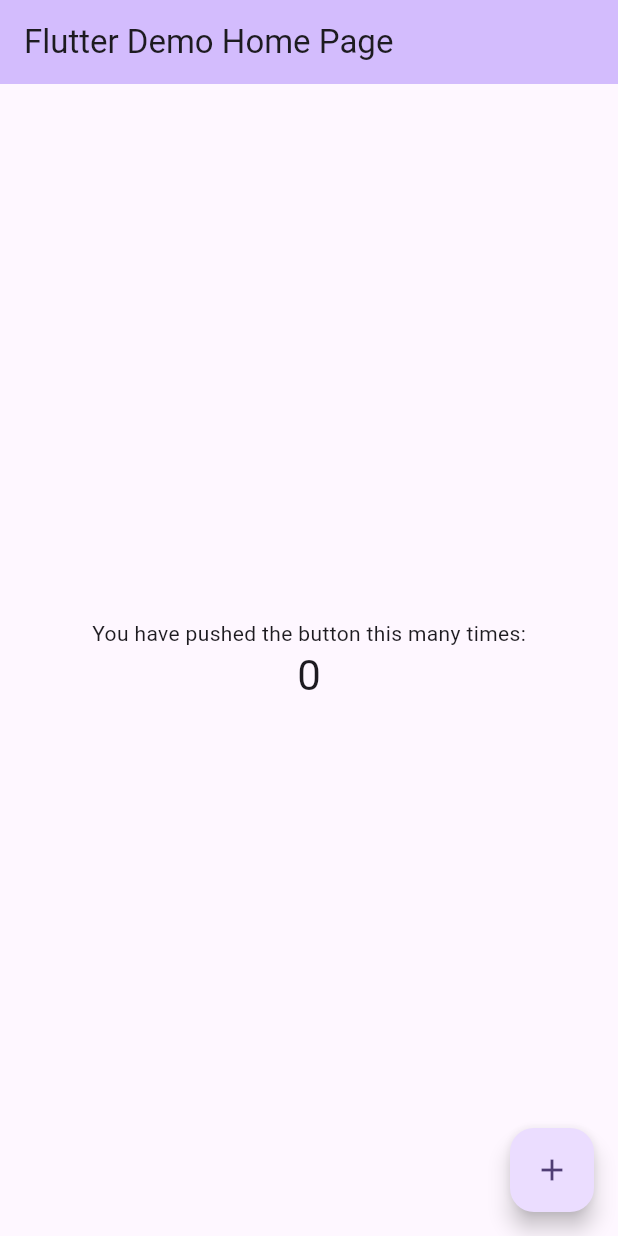
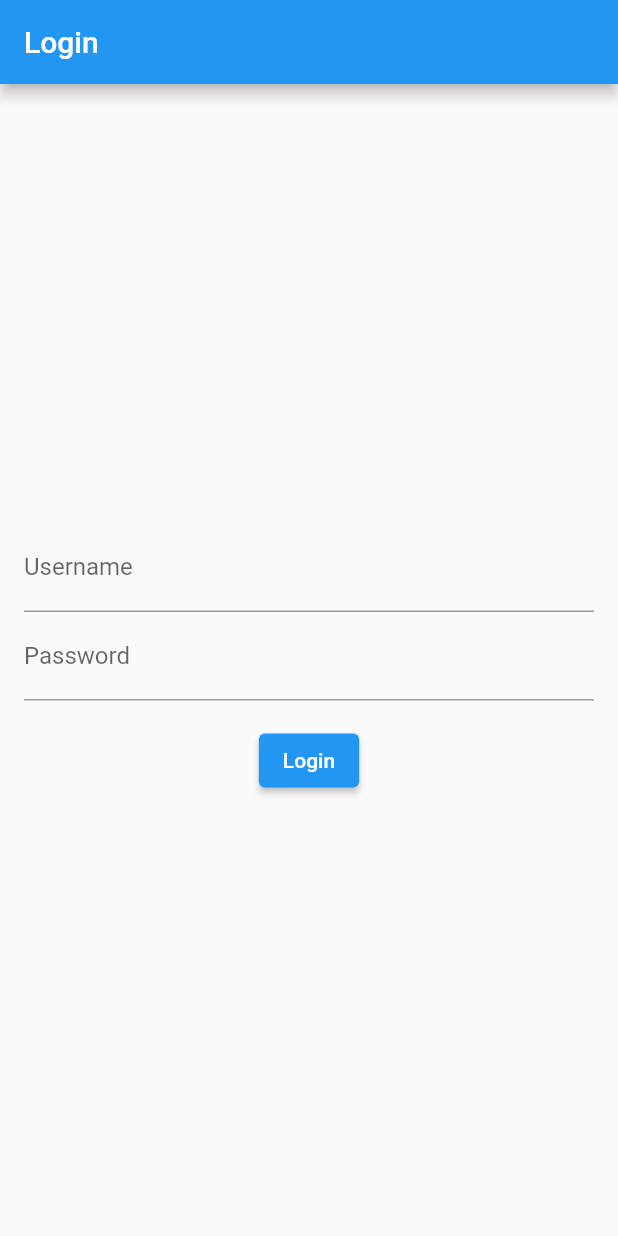
Before and after one commit to tsounguc/integration_test, a Flutter app: the screen it shows after launch, on a phone screen of 412 x 824 dp. Run offline on Flutter 3.47's test engine with Material 2 defaults, Android fonts, the phone set to English and light mode, and no system bars.

Commit message:
initial code

```diff
--- /dev/null
+++ b/lib/login_screen.dart
@@ -0,0 +1,86 @@
+import 'package:flutter/material.dart';
+import 'package:integration_test/home_screen.dart';
+
+class LoginPage extends StatefulWidget {
+  const LoginPage({super.key});
+
+  @override
+  State<LoginPage> createState() => _LoginPageState();
+}
+
+class _LoginPageState extends State<LoginPage> {
+  final _usernameController = TextEditingController();
+  final _passwordController = TextEditingController();
+
+  void _login() {
+    // Validate login credentials and navigate to home screen if valid
+    if (_usernameController.text == 'username' &&
+        _passwordController.text == 'password') {
+      Navigator.pushReplacement(
+        context,
+        MaterialPageRoute(
+          builder: (context) => const HomeScreen(),
+        ),
+      );
+    } else {
+      // Show error message if credentials are invalid
+      showDialog(
+        context: context,
+        builder: (BuildContext context) {
+          return AlertDialog(
+            title: const Text('Error'),
+            content: const Text('Invalid username or password'),
+            actions: [
+              TextButton(
+                onPressed: () => Navigator.pop(context),
+                child: const Text('OK'),
+              ),
+            ],
+          );
+        },
+      );
+    }
+  }
+
+  @override
+  void dispose() {
+    super.dispose();
+    _usernameController.dispose();
+    _passwordController.dispose();
+  }
+
+  @override
+  Widget build(BuildContext context) {
+    return Scaffold(
+      appBar: AppBar(
+        title: const Text('Login'),
+      ),
+      body: Padding(
+        padding: const EdgeInsets.all(16.0),
+        child: Column(
+          mainAxisAlignment: MainAxisAlignment.center,
+          children: [
+            TextFormField(
+              controller: _usernameController,
+              decoration: const InputDecoration(
+                labelText: 'Username',
+              ),
+            ),
+            TextFormField(
+              controller: _passwordController,
+              obscureText: true,
+              decoration: const InputDecoration(
+                labelText: 'Password',
+              ),
+            ),
+            const SizedBox(height: 16.0),
+            ElevatedButton(
+              onPressed: _login,
+              child: const Text('Login'),
+            ),
+          ],
+        ),
+      ),
+    );
+  }
+}
--- a/lib/main.dart
+++ b/lib/main.dart
@@ -1,4 +1,5 @@
 import 'package:flutter/material.dart';
+import 'package:integration_test/login_screen.dart';
 
 void main() {
   runApp(const MyApp());
@@ -7,119 +8,14 @@ void main() {
 class MyApp extends StatelessWidget {
   const MyApp({super.key});
 
-  // This widget is the root of your application.
   @override
   Widget build(BuildContext context) {
     return MaterialApp(
-      title: 'Flutter Demo',
+      title: 'Form Example',
       theme: ThemeData(
-        // This is the theme of your application.
-        //
-        // TRY THIS: Try running your application with "flutter run". You'll see
-        // the application has a blue toolbar. Then, without quitting the app,
-        // try changing the seedColor in the colorScheme below to Colors.green
-        // and then invoke "hot reload" (save your changes or press the "hot
-        // reload" button in a Flutter-supported IDE, or press "r" if you used
-        // the command line to start the app).
-        //
-        // Notice that the counter didn't reset back to zero; the application
-        // state is not lost during the reload. To reset the state, use hot
-        // restart instead.
-        //
-        // This works for code too, not just values: Most code changes can be
-        // tested with just a hot reload.
-        colorScheme: ColorScheme.fromSeed(seedColor: Colors.deepPurple),
-        useMaterial3: true,
+        primarySwatch: Colors.blue,
       ),
-      home: const MyHomePage(title: 'Flutter Demo Home Page'),
+      home: const LoginPage(),
     );
   }
 }
-
-class MyHomePage extends StatefulWidget {
-  const MyHomePage({super.key, required this.title});
-
-  // This widget is the home page of your application. It is stateful, meaning
-  // that it has a State object (defined below) that contains fields that affect
-  // how it looks.
-
-  // This class is the configuration for the state. It holds the values (in this
-  // case the title) provided by the parent (in this case the App widget) and
-  // used by the build method of the State. Fields in a Widget subclass are
-  // always marked "final".
-
-  final String title;
-
-  @override
-  State<MyHomePage> createState() => _MyHomePageState();
-}
-
-class _MyHomePageState extends State<MyHomePage> {
-  int _counter = 0;
-
-  void _incrementCounter() {
-    setState(() {
-      // This call to setState tells the Flutter framework that something has
-      // changed in this State, which causes it to rerun the build method below
-      // so that the display can reflect the updated values. If we changed
-      // _counter without calling setState(), then the build method would not be
-      // called again, and so nothing would appear to happen.
-      _counter++;
-    });
-  }
-
-  @override
-  Widget build(BuildContext context) {
-    // This method is rerun every time setState is called, for instance as done
-    // by the _incrementCounter method above.
-    //
-    // The Flutter framework has been optimized to make rerunning build methods
-    // fast, so that you can just rebuild anything that needs updating rather
-    // than having to individually change instances of widgets.
-    return Scaffold(
-      appBar: AppBar(
-        // TRY THIS: Try changing the color here to a specific color (to
-        // Colors.amber, perhaps?) and trigger a hot reload to see the AppBar
-        // change color while the other colors stay the same.
-        backgroundColor: Theme.of(context).colorScheme.inversePrimary,
-        // Here we take the value from the MyHomePage object that was created by
-        // the App.build method, and use it to set our appbar title.
-        title: Text(widget.title),
-      ),
-      body: Center(
-        // Center is a layout widget. It takes a single child and positions it
-        // in the middle of the parent.
-        child: Column(
-          // Column is also a layout widget. It takes a list of children and
-          // arranges them vertically. By default, it sizes itself to fit its
-          // children horizontally, and tries to be as tall as its parent.
-          //
-          // Column has various properties to control how it sizes itself and
-          // how it positions its children. Here we use mainAxisAlignment to
-          // center the children vertically; the main axis here is the vertical
-          // axis because Columns are vertical (the cross axis would be
-          // horizontal).
-          //
-          // TRY THIS: Invoke "debug painting" (choose the "Toggle Debug Paint"
-          // action in the IDE, or press "p" in the console), to see the
-          // wireframe for each widget.
-          mainAxisAlignment: MainAxisAlignment.center,
-          children: <Widget>[
-            const Text(
-              'You have pushed the button this many times:',
-            ),
-            Text(
-              '$_counter',
-              style: Theme.of(context).textTheme.headlineMedium,
-            ),
-          ],
-        ),
-      ),
-      floatingActionButton: FloatingActionButton(
-        onPressed: _incrementCounter,
-        tooltip: 'Increment',
-        child: const Icon(Icons.add),
-      ), // This trailing comma makes auto-formatting nicer for build methods.
-    );
-  }
-}
```
Also changed, not shown: lib/home_screen.dart (added, +17 -0 lines).
